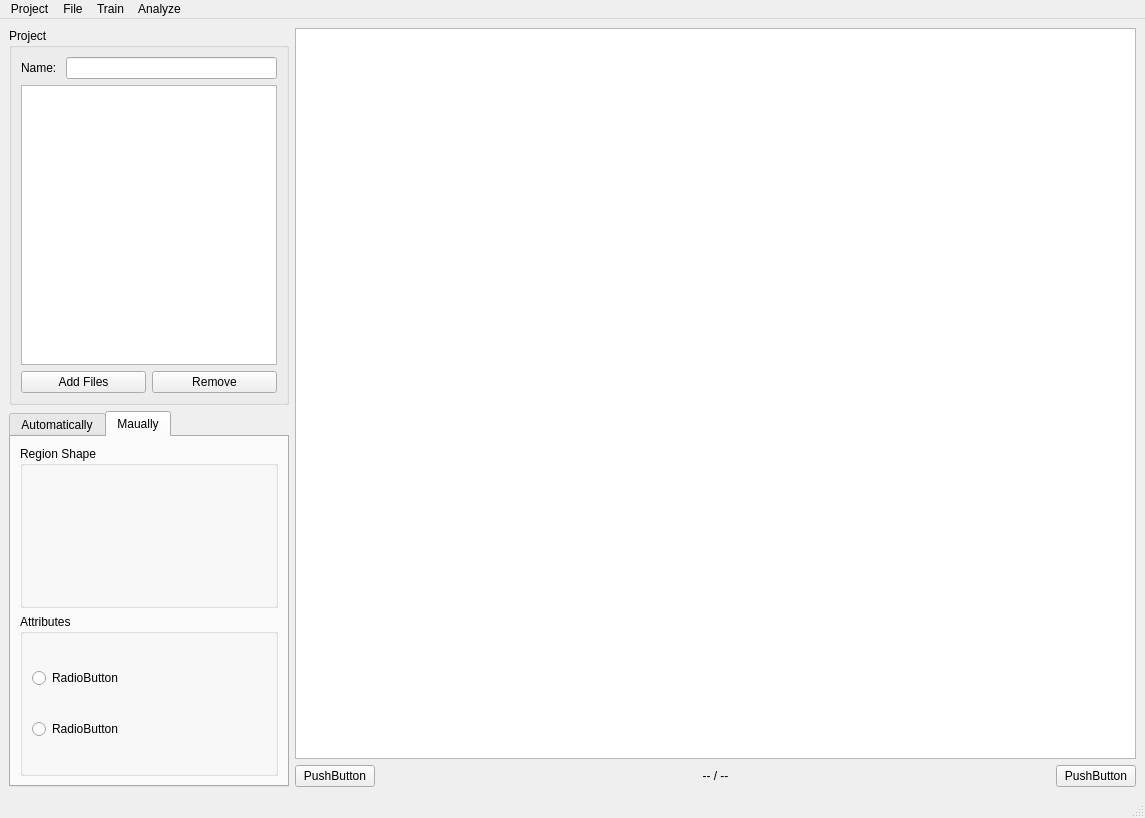
Old version of the form src/view/main_sense.ui in the repository sjdingcn/GUI.
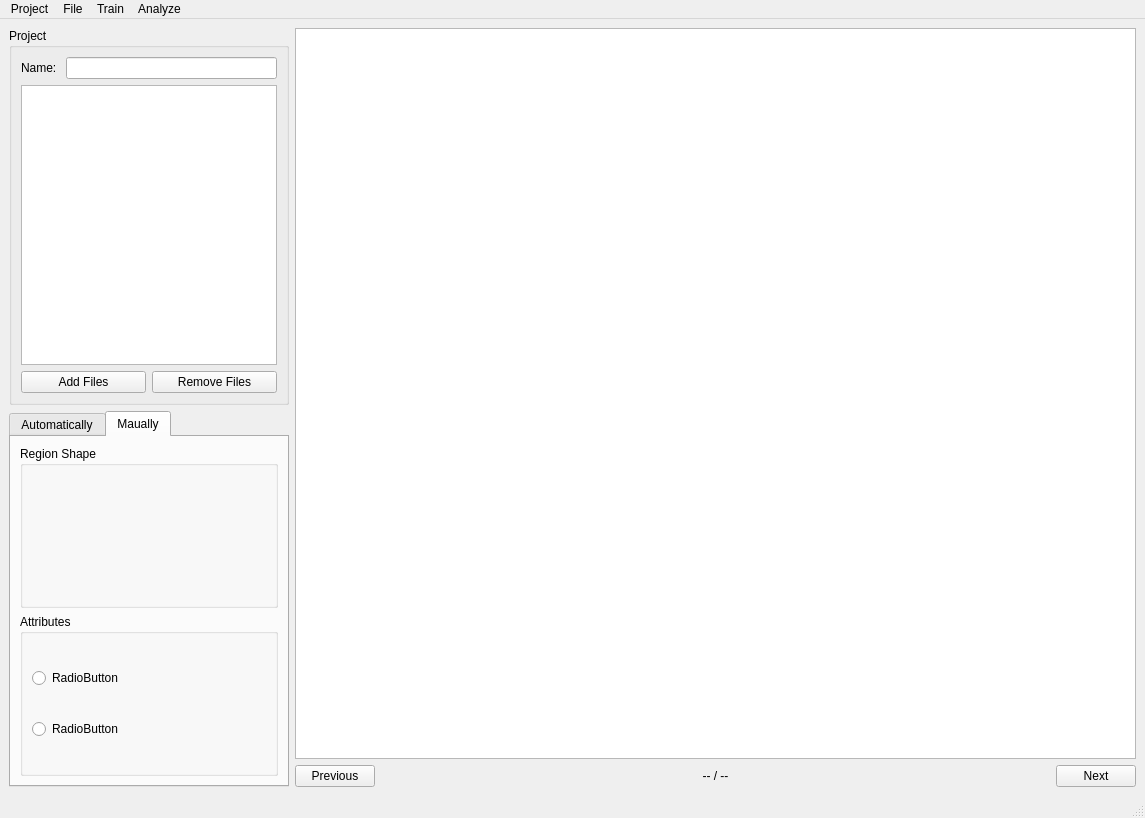
New version of the form.

What changed in the file:
```diff
--- a/src/view/main_sense.ui
+++ b/src/view/main_sense.ui
@@ -104,7 +104,7 @@
              <item>
               <widget class="QPushButton" name="pushButton_3">
                <property name="text">
-                <string>Remove</string>
+                <string>Remove Files</string>
                </property>
               </widget>
              </item>
@@ -247,7 +247,7 @@
            </sizepolicy>
           </property>
           <property name="text">
-           <string>PushButton</string>
+           <string>Previous</string>
           </property>
          </widget>
         </item>
@@ -270,7 +270,7 @@
         <item>
          <widget class="QPushButton" name="button_next_page">
           <property name="text">
-           <string>PushButton</string>
+           <string>Next</string>
           </property>
          </widget>
         </item>
```
Left out of the diff: 6 changed lines with no effect on the pictures.
